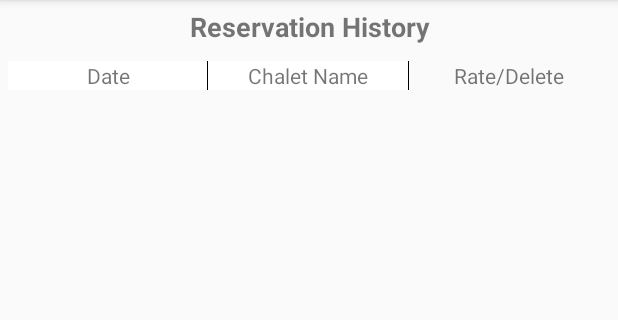
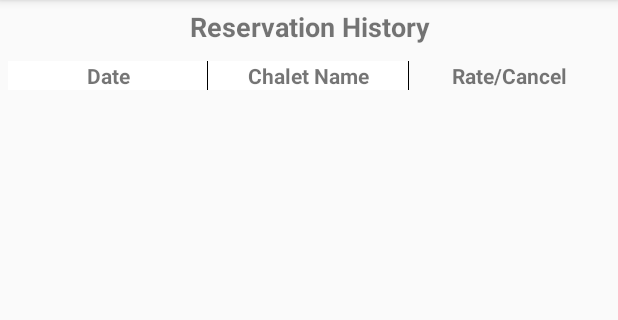
Before and after one commit to Almortah/Almortah3, an Android app: the MyReservation screen opened directly, with no data from a screen before it, on a phone screen of 412 x 824 dp, the part 84-404 px from its top. Run offline under Robolectric (Android 15) with nearby library versions, the phone set to English and light mode, and no system bars; our stand-ins replace Firebase (no records; nobody signed in at launch, a user with empty details on screens opened directly).

Commit message:
AlMortah v1.4

```diff
--- a/app/src/main/res/layout/activity_my_reservation.xml
+++ b/app/src/main/res/layout/activity_my_reservation.xml
@@ -34,7 +34,8 @@
         android:layout_weight="1"
         android:gravity="center"
         android:background="@drawable/table_cell_bg"
-        android:text="Date" />
+        android:text="Date"
+        android:textStyle="bold"/>
 
     <TextView
         android:id="@+id/action_type"
@@ -43,14 +44,16 @@
         android:text="Chalet Name"
         android:gravity="center"
         android:background="@drawable/table_cell_bg"
-        android:layout_weight="1"/>
+        android:layout_weight="1"
+        android:textStyle="bold"/>
     <TextView
         android:id="@+id/amount"
         android:layout_width="0dp"
         android:layout_height="wrap_content"
-        android:text="Rate/Delete"
+        android:text="Rate/Cancel"
         android:gravity="center"
         android:layout_weight="1"
+        android:textStyle="bold"
         />
     </LinearLayout>
 
```
Also changed, not shown: app/src/main/java/com/almortah/almortah/BookingAChalet.java (+12 -5 lines), app/src/main/java/com/almortah/almortah/MyReservationAdapter.java (+12 -4 lines).
